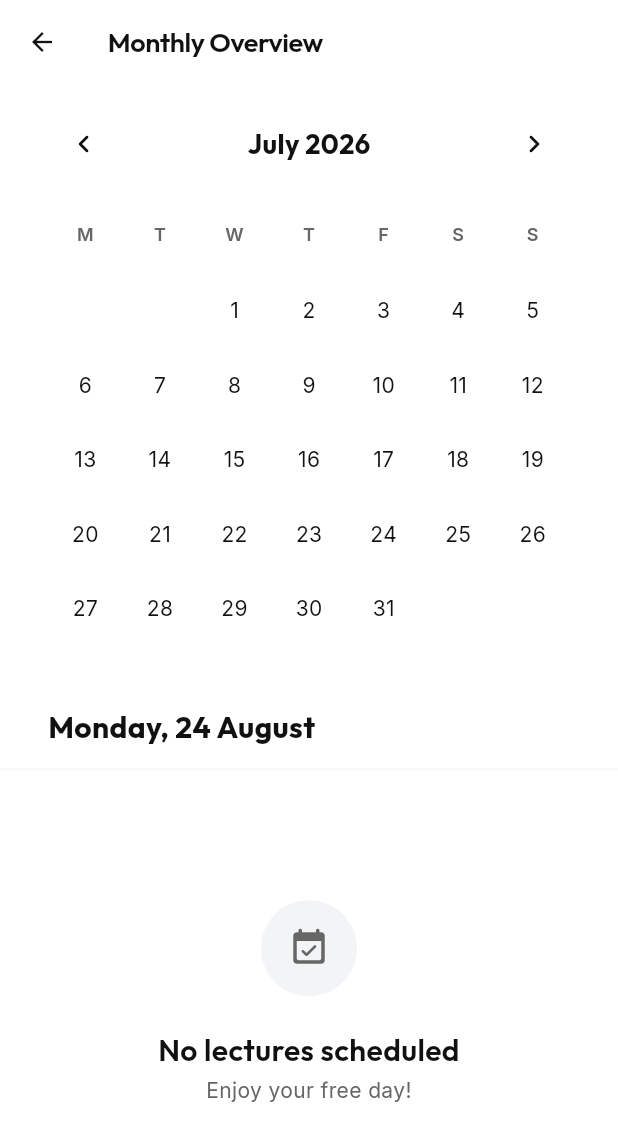
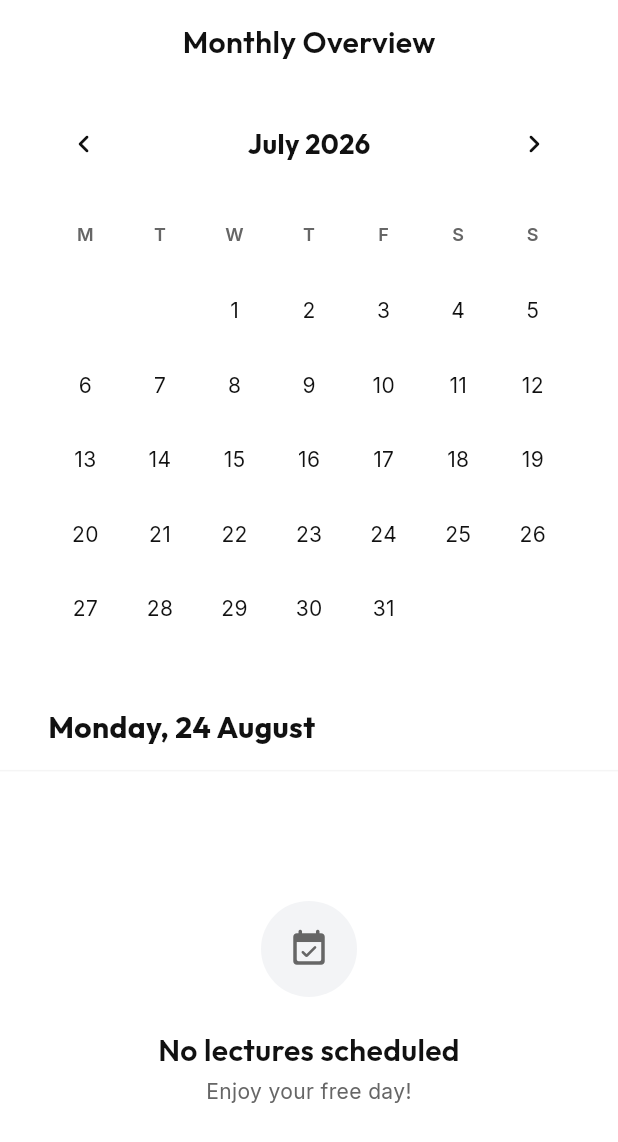
Before and after one commit to sorty11/Schedly, a Flutter app: the MonthlyTimetablePage screen opened directly with empty values, after a tap on the "chevron left" icon, on a phone screen of 412 x 824 dp. Shown: the top 1142 px of the screen. Run offline on Flutter 3.47's test engine with Material 3 defaults, Android fonts, the phone set to English and light mode, and no system bars; drawn by our look-alikes of flutter_animate; our stand-ins replace cloud_firestore, connectivity_plus, device_info_plus, file_picker, firebase_auth, firebase_core and 9 more; missing offline and left inert: syncfusion_flutter_pdf; accounts and stored records are empty.

Commit message:
feat: implement collapsing calendar header for monthly timetable

```diff
--- a/lib/monthly_timetable_page.dart
+++ b/lib/monthly_timetable_page.dart
@@ -403,186 +403,101 @@ class _MonthlyTimetablePageState extends State<MonthlyTimetablePage> {
 
     return Scaffold(
       backgroundColor: colorScheme.surface,
-      appBar: AppBar(
-        title: Text(
-          'Monthly Overview',
-          style: GoogleFonts.outfit(fontWeight: FontWeight.w600),
-        ),
-        backgroundColor: colorScheme.surface,
-        elevation: 0,
-        surfaceTintColor: Colors.transparent,
-      ),
       body: _isLoading
           ? const Center(child: CircularProgressIndicator())
-          : Column(
-              children: [
-                // Calendar Area
-                Container(
-                  color: isDark ? sem.surfaceElevated : colorScheme.surface,
-                  padding: const EdgeInsets.symmetric(
-                    horizontal: AppSpacing.x2l,
-                    vertical: AppSpacing.lg,
-                  ),
-                  child: Column(
-                    children: [
-                      Row(
-                        mainAxisAlignment: MainAxisAlignment.spaceBetween,
-                        children: [
-                          IconButton(
-                            icon: const Icon(Icons.chevron_left_rounded),
-                            onPressed: _prevMonth,
-                          ),
-                          Text(
-                            DateFormat('MMMM yyyy').format(_currentMonth),
-                            style: GoogleFonts.outfit(
-                              fontSize: 18,
-                              fontWeight: FontWeight.w700,
-                              color: colorScheme.onSurface,
-                            ),
-                          ),
-                          IconButton(
-                            icon: const Icon(Icons.chevron_right_rounded),
-                            onPressed: _nextMonth,
-                          ),
-                        ],
-                      ),
-                      const SizedBox(height: AppSpacing.md),
-                      _buildCalendarGrid(sem, colorScheme),
-                    ],
-                  ),
-                ),
+          : LayoutBuilder(
+              builder: (context, constraints) {
+                final availableWidth = constraints.maxWidth;
+                final gridPadding = AppSpacing.x2l * 2;
+                final cellWidth = (availableWidth - gridPadding) / 7.0;
 
-                // Date Header & Inline Actions
-                Container(
-                  width: double.infinity,
-                  padding: const EdgeInsets.fromLTRB(
-                    AppSpacing.x2l,
-                    AppSpacing.xl,
-                    AppSpacing.x2l,
-                    AppSpacing.md,
-                  ),
-                  decoration: BoxDecoration(
-                    color: colorScheme.surface,
-                    border: Border(
-                      bottom: BorderSide(
-                        color: sem.borderSubtle.withValues(alpha: 0.5),
-                        width: 1,
+                final firstDayWeekday = DateTime(
+                  _currentMonth.year,
+                  _currentMonth.month,
+                  1,
+                ).weekday;
+                final daysInMonth = DateTime(
+                  _currentMonth.year,
+                  _currentMonth.month + 1,
+                  0,
+                ).day;
+                final totalCells = (firstDayWeekday - 1) + daysInMonth;
+                final dateRows = (totalCells / 7).ceil();
+
+                final calendarAreaHeight = 92.0 + ((1 + dateRows) * cellWidth);
+                final safeAreaTop = MediaQuery.of(context).padding.top;
+                final dhHeight = canEdit ? 120.0 : 68.0;
+
+                final expandedHeight =
+                    safeAreaTop +
+                    kToolbarHeight +
+                    calendarAreaHeight +
+                    dhHeight;
+                final collapsedHeight = safeAreaTop + kToolbarHeight + dhHeight;
+
+                return CustomScrollView(
+                  physics: const BouncingScrollPhysics(),
+                  slivers: [
+                    SliverPersistentHeader(
+                      pinned: true,
+                      delegate: _MonthlyHeaderDelegate(
+                        expandedHeight: expandedHeight,
+                        collapsedHeight: collapsedHeight,
+                        safeAreaTop: safeAreaTop,
+                        dateHeaderHeight: dhHeight,
+                        currentMonth: _currentMonth,
+                        selectedDate: _selectedDate,
+                        onPrevMonth: _prevMonth,
+                        onNextMonth: _nextMonth,
+                        onToday: () {
+                          setState(() => _selectedDate = DateTime.now());
+                        },
+                        isDark: isDark,
+                        sem: sem,
+                        colorScheme: colorScheme,
+                        calendarArea: _buildCalendarArea(sem, colorScheme),
+                        dateHeader: _buildDateHeader(
+                          canEdit,
+                          isSelectedHoliday,
+                          sem,
+                          colorScheme,
+                          dhHeight,
                         ),
                       ),
                     ),
-                  child: Column(
-                    crossAxisAlignment: CrossAxisAlignment.start,
-                    children: [
-                      Text(
-                        DateFormat('EEEE, d MMMM').format(_selectedDate),
-                        style: GoogleFonts.outfit(
-                          fontSize: 20,
-                          fontWeight: FontWeight.w700,
-                          color: colorScheme.onSurface,
-                        ),
-                      ),
-                      if (canEdit) ...[
-                        const SizedBox(height: AppSpacing.md),
                     if (isSelectedHoliday)
-                          OutlinedButton.icon(
-                            onPressed: () {
-                              final dayName = DateFormat(
-                                'EEEE',
-                              ).format(_selectedDate);
-                              final dateStr = _formatDateStr(_selectedDate);
-                              final rawDay = _rawTimetables[dayName] ?? [];
-                              final holiday = rawDay.firstWhere(
-                                (e) => e.isHoliday && e.validForDate == dateStr,
-                              );
-                              _removeHoliday(_selectedDate, holiday);
-                            },
-                            icon: const Icon(
-                              Icons.remove_circle_outline_rounded,
-                              size: 18,
-                            ),
-                            label: const Text('Remove Holiday'),
-                            style: OutlinedButton.styleFrom(
-                              foregroundColor: sem.error,
-                              side: BorderSide(
-                                color: sem.error.withValues(alpha: 0.5),
-                              ),
-                              padding: const EdgeInsets.symmetric(
-                                horizontal: AppSpacing.lg,
-                              ),
-                            ),
-                          )
-                        else
-                          SingleChildScrollView(
-                            scrollDirection: Axis.horizontal,
-                            child: Row(
-                              children: [
-                                FilledButton.icon(
-                                  onPressed: () => _openStudio(_selectedDate),
-                                  icon: const Icon(Icons.add_rounded, size: 18),
-                                  label: const Text('Add / Modify'),
-                                  style: FilledButton.styleFrom(
-                                    padding: const EdgeInsets.symmetric(
-                                      horizontal: AppSpacing.lg,
-                                    ),
-                                  ),
-                                ),
-                                if (isCR) ...[
-                                  const SizedBox(width: AppSpacing.sm),
-                                  OutlinedButton.icon(
-                                    onPressed: () =>
-                                        _declareHoliday(_selectedDate),
-                                    icon: const Icon(
-                                      Icons.celebration_rounded,
-                                      size: 18,
-                                    ),
-                                    label: const Text('Declare Holiday'),
-                                    style: OutlinedButton.styleFrom(
-                                      foregroundColor: colorScheme.secondary,
-                                      side: BorderSide(
-                                        color: colorScheme.secondary.withValues(
-                                          alpha: 0.5,
-                                        ),
-                                      ),
-                                      padding: const EdgeInsets.symmetric(
-                                        horizontal: AppSpacing.lg,
-                                      ),
-                                    ),
-                                  ),
-                                ],
-                              ],
-                            ),
-                          ),
-                      ],
-                    ],
-                  ),
-                ),
-
-                // Lectures Area
-                Expanded(
-                  child: isSelectedHoliday
-                      ? FloatingEmptyState(
+                      SliverFillRemaining(
+                        hasScrollBody: false,
+                        child: FloatingEmptyState(
                           icon: Icons.celebration_rounded,
                           title: 'Holiday',
                           subtitle:
                               resolvedToday!.holidayName ??
                               'No classes scheduled.',
+                        ),
                       )
-                      : groupedLectures.isEmpty
-                      ? FloatingEmptyState(
+                    else if (groupedLectures.isEmpty)
+                      SliverFillRemaining(
+                        hasScrollBody: false,
+                        child: FloatingEmptyState(
                           icon: Icons.event_available_rounded,
                           title: 'No lectures scheduled',
                           subtitle: 'Enjoy your free day!',
+                        ),
                       )
-                      : ListView.builder(
-                          physics: const BouncingScrollPhysics(),
+                    else
+                      SliverPadding(
                         padding: const EdgeInsets.fromLTRB(
                           AppSpacing.lg,
                           AppSpacing.lg,
                           AppSpacing.lg,
                           AppSpacing.x6l,
                         ),
-                          itemCount: groupedLectures.length,
-                          itemBuilder: (context, index) {
+                        sliver: SliverList(
+                          delegate: SliverChildBuilderDelegate((
+                            context,
+                            index,
+                          ) {
                             final entries = groupedLectures[index];
                             final allCancelled = entries.every(
                               (e) => !e.isActive,
@@ -771,8 +686,288 @@ class _MonthlyTimetablePageState extends State<MonthlyTimetablePage> {
                                 ),
                               ),
                             );
+                          }, childCount: groupedLectures.length),
+                        ),
+                      ),
+                  ],
+                );
               },
             ),
+    );
+  }
+
+  Widget _buildCalendarArea(AppSemanticColors sem, ColorScheme colorScheme) {
+    return Container(
+      padding: const EdgeInsets.symmetric(
+        horizontal: AppSpacing.x2l,
+        vertical: AppSpacing.lg,
+      ),
+      child: Column(
+        children: [
+          Row(
+            mainAxisAlignment: MainAxisAlignment.spaceBetween,
+            children: [
+              IconButton(
+                icon: const Icon(Icons.chevron_left_rounded),
+                onPressed: _prevMonth,
+              ),
+              Text(
+                DateFormat('MMMM yyyy').format(_currentMonth),
+                style: GoogleFonts.outfit(
+                  fontSize: 18,
+                  fontWeight: FontWeight.w700,
+                  color: colorScheme.onSurface,
+                ),
+              ),
+              IconButton(
+                icon: const Icon(Icons.chevron_right_rounded),
+                onPressed: _nextMonth,
+              ),
+            ],
+          ),
+          const SizedBox(height: AppSpacing.md),
+          _buildCalendarGrid(sem, colorScheme),
+        ],
+      ),
+    );
+  }
+
+  Widget _buildDateHeader(
+    bool canEdit,
+    bool isSelectedHoliday,
+    AppSemanticColors sem,
+    ColorScheme colorScheme,
+    double height,
+  ) {
+    return Container(
+      height: height,
+      width: double.infinity,
+      padding: const EdgeInsets.fromLTRB(
+        AppSpacing.x2l,
+        AppSpacing.xl,
+        AppSpacing.x2l,
+        AppSpacing.md,
+      ),
+      decoration: BoxDecoration(
+        color: colorScheme.surface,
+        border: Border(
+          bottom: BorderSide(
+            color: sem.borderSubtle.withValues(alpha: 0.5),
+            width: 1,
+          ),
+        ),
+      ),
+      child: Column(
+        crossAxisAlignment: CrossAxisAlignment.start,
+        children: [
+          Text(
+            DateFormat('EEEE, d MMMM').format(_selectedDate),
+            style: GoogleFonts.outfit(
+              fontSize: 20,
+              fontWeight: FontWeight.w700,
+              color: colorScheme.onSurface,
+            ),
+          ),
+          if (canEdit) ...[
+            const SizedBox(height: AppSpacing.md),
+            if (isSelectedHoliday)
+              OutlinedButton.icon(
+                onPressed: () {
+                  final dayName = DateFormat('EEEE').format(_selectedDate);
+                  final dateStr = _formatDateStr(_selectedDate);
+                  final rawDay = _rawTimetables[dayName] ?? [];
+                  final holiday = rawDay.firstWhere(
+                    (e) => e.isHoliday && e.validForDate == dateStr,
+                  );
+                  _removeHoliday(_selectedDate, holiday);
+                },
+                icon: const Icon(Icons.remove_circle_outline_rounded, size: 18),
+                label: const Text('Remove Holiday'),
+                style: OutlinedButton.styleFrom(
+                  foregroundColor: sem.error,
+                  side: BorderSide(color: sem.error.withValues(alpha: 0.5)),
+                  padding: const EdgeInsets.symmetric(
+                    horizontal: AppSpacing.lg,
+                  ),
+                ),
+              )
+            else
+              SingleChildScrollView(
+                scrollDirection: Axis.horizontal,
+                child: Row(
+                  children: [
+                    FilledButton.icon(
+                      onPressed: () => _openStudio(_selectedDate),
+                      icon: const Icon(Icons.add_rounded, size: 18),
+                      label: const Text('Add / Modify'),
+                      style: FilledButton.styleFrom(
+                        padding: const EdgeInsets.symmetric(
+                          horizontal: AppSpacing.lg,
+                        ),
+                      ),
+                    ),
+                    if (AppSettings.currentRole == UserRole.cr) ...[
+                      const SizedBox(width: AppSpacing.sm),
+                      OutlinedButton.icon(
+                        onPressed: () => _declareHoliday(_selectedDate),
+                        icon: const Icon(Icons.celebration_rounded, size: 18),
+                        label: const Text('Declare Holiday'),
+                        style: OutlinedButton.styleFrom(
+                          foregroundColor: colorScheme.secondary,
+                          side: BorderSide(
+                            color: colorScheme.secondary.withValues(alpha: 0.5),
+                          ),
+                          padding: const EdgeInsets.symmetric(
+                            horizontal: AppSpacing.lg,
+                          ),
+                        ),
+                      ),
+                    ],
+                  ],
+                ),
+              ),
+          ],
+        ],
+      ),
+    );
+  }
+}
+
+class _MonthlyHeaderDelegate extends SliverPersistentHeaderDelegate {
+  final double expandedHeight;
+  final double collapsedHeight;
+  final double safeAreaTop;
+  final double dateHeaderHeight;
+  final Widget calendarArea;
+  final Widget dateHeader;
+  final DateTime currentMonth;
+  final DateTime selectedDate;
+  final VoidCallback onPrevMonth;
+  final VoidCallback onNextMonth;
+  final VoidCallback onToday;
+  final bool isDark;
+  final AppSemanticColors sem;
+  final ColorScheme colorScheme;
+
+  _MonthlyHeaderDelegate({
+    required this.expandedHeight,
+    required this.collapsedHeight,
+    required this.safeAreaTop,
+    required this.dateHeaderHeight,
+    required this.calendarArea,
+    required this.dateHeader,
+    required this.currentMonth,
+    required this.selectedDate,
+    required this.onPrevMonth,
+    required this.onNextMonth,
+    required this.onToday,
+    required this.isDark,
+    required this.sem,
+    required this.colorScheme,
+  });
+
+  @override
+  double get maxExtent => expandedHeight;
+
+  @override
+  double get minExtent => collapsedHeight;
+
+  @override
+  bool shouldRebuild(covariant _MonthlyHeaderDelegate old) => true;
+
+  @override
+  Widget build(
+    BuildContext context,
+    double shrinkOffset,
+    bool overlapsContent,
+  ) {
+    final double progress = (shrinkOffset / (maxExtent - minExtent)).clamp(
+      0.0,
+      1.0,
+    );
+
+    return Container(
+      color: isDark ? sem.surfaceElevated : colorScheme.surface,
+      child: Stack(
+        fit: StackFit.expand,
+        children: [
+          // Calendar Area (Fades and scrolls up)
+          Positioned(
+            top:
+                safeAreaTop +
+                kToolbarHeight -
+                (shrinkOffset * 0.8), // Parallax effect
+            left: 0,
+            right: 0,
+            child: Opacity(
+              opacity: (1.0 - (progress * 2)).clamp(0.0, 1.0),
+              child: calendarArea,
+            ),
+          ),
+
+          // Top Bar (Cross-fades between Title and Compact Header)
+          Positioned(
+            top: safeAreaTop,
+            left: 0,
+            right: 0,
+            height: kToolbarHeight,
+            child: Stack(
+              children: [
+                // Expanded Title
+                Opacity(
+                  opacity: (1.0 - (progress * 2)).clamp(0.0, 1.0),
+                  child: Center(
+                    child: Text(
+                      'Monthly Overview',
+                      style: GoogleFonts.outfit(
+                        fontWeight: FontWeight.w600,
+                        fontSize: 20,
+                        color: colorScheme.onSurface,
+                      ),
+                    ),
+                  ),
+                ),
+                // Collapsed Compact Header
+                Opacity(
+                  opacity: ((progress - 0.5) * 2).clamp(0.0, 1.0),
+                  child: Center(
+                    child: Row(
+                      mainAxisSize: MainAxisSize.min,
+                      children: [
+                        IconButton(
+                          icon: const Icon(Icons.chevron_left_rounded),
+                          onPressed: onPrevMonth,
+                        ),
+                        GestureDetector(
+                          onTap: onToday,
+                          child: Text(
+                            '${DateFormat('MMM yyyy').format(currentMonth)}  •  ${DateFormat('d EEE').format(selectedDate)}',
+                            style: GoogleFonts.outfit(
+                              fontWeight: FontWeight.w700,
+                              fontSize: 18,
+                              color: colorScheme.onSurface,
+                            ),
+                          ),
+                        ),
+                        IconButton(
+                          icon: const Icon(Icons.chevron_right_rounded),
+                          onPressed: onNextMonth,
+                        ),
+                      ],
+                    ),
+                  ),
+                ),
+              ],
+            ),
+          ),
+
+          // Date Header & Actions (Pinned at bottom)
+          Positioned(
+            bottom: 0,
+            left: 0,
+            right: 0,
+            height: dateHeaderHeight,
+            child: dateHeader,
           ),
         ],
       ),
```
Lines whose indentation alone changed are shown as unchanged.
